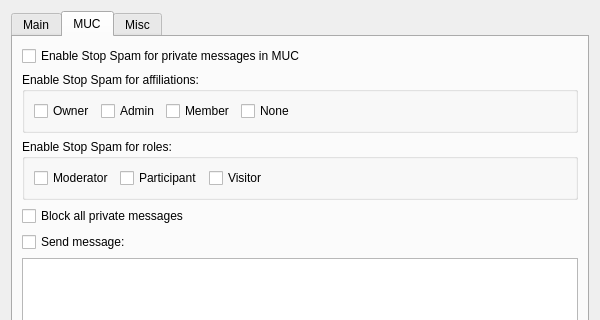
Qt form generic/stopspamplugin/options.ui (psi-im/plugins) before a commit; both pictures show x 0 to 600 and y 0 to 320 of the 600 by 497 pixel window.
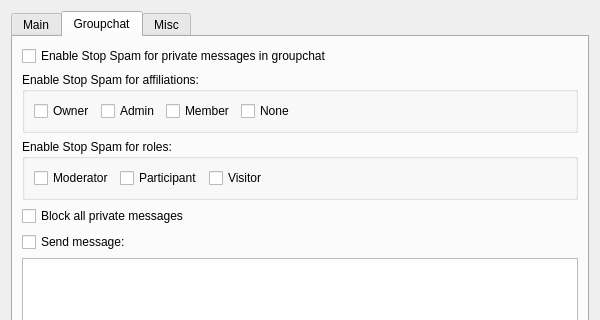
The same form after that commit. The open tabs and pages were chosen to show the change. Custom widgets are drawn as their Qt base class.

Commit message: Use Groupchat word instead of MUC or Conference

The edit to the form file:
```diff
--- a/generic/stopspamplugin/options.ui
+++ b/generic/stopspamplugin/options.ui
@@ -90,13 +90,13 @@
      </widget>
      <widget class="QWidget" name="tab_2">
       <attribute name="title">
-       <string>MUC</string>
+       <string>Groupchat</string>
       </attribute>
       <layout class="QVBoxLayout" name="verticalLayout_3">
        <item>
         <widget class="QCheckBox" name="cb_enable_muc">
          <property name="text">
-          <string>Enable Stop Spam for private messages in MUC</string>
+          <string>Enable Stop Spam for private messages in groupchat</string>
          </property>
         </widget>
        </item>
```
The commit also changes 12 other files.
